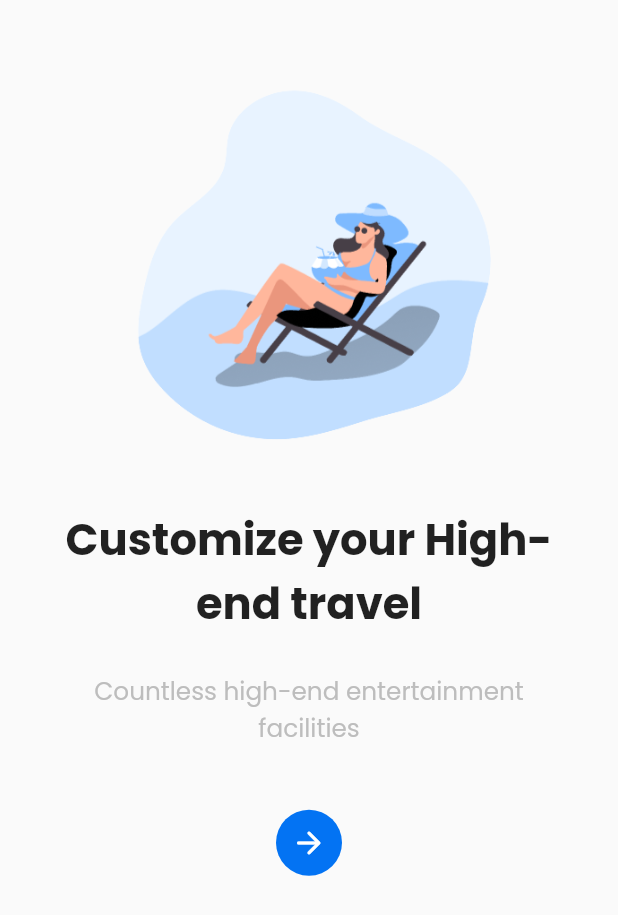
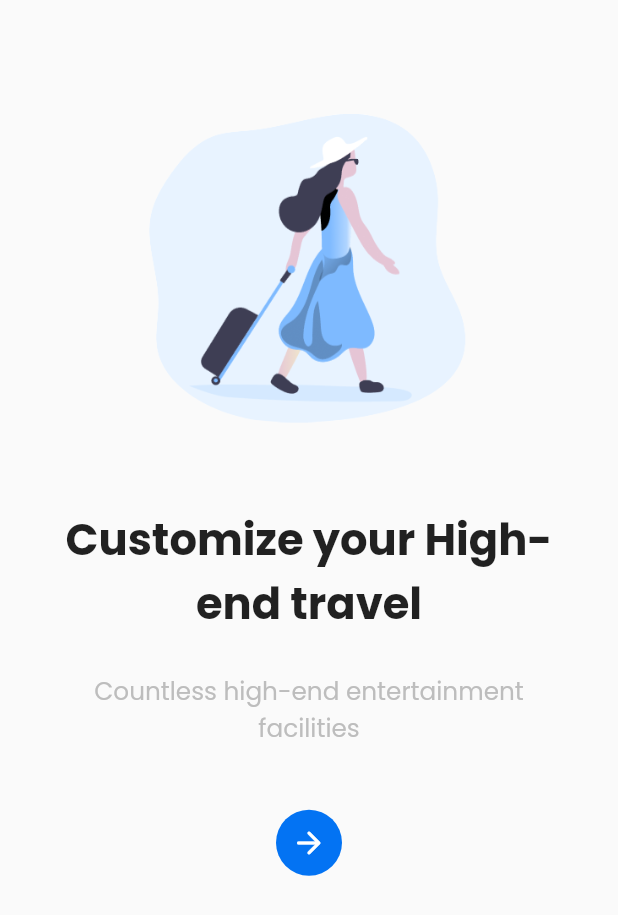
Before and after one commit to MuhammadJawad98/traveling-app-flutter, a Flutter app: the screen it shows after launch, after a tap on the "arrow forward" icon, on a phone screen of 412 x 824 dp. Shown: the top 915 px of the screen. Run offline on Flutter 3.47's test engine with Material 2 defaults, Android fonts, the phone set to English and light mode, and no system bars; our stand-ins replace flutter_rating_bar, google_fonts; network calls fail.

Commit message:
Minor Changes

```diff
--- a/lib/main.dart
+++ b/lib/main.dart
@@ -1,17 +1,24 @@
 import 'package:flutter/material.dart';
 import 'package:google_fonts/google_fonts.dart';
 import 'package:provider/provider.dart';
-import 'Views/front_page/splash_screen.dart';
+import 'package:traveling_app_flutter/providers/sign_in_provider.dart';
+import 'package:traveling_app_flutter/providers/sign_up_provider.dart';
+
 import 'providers/provider_makeplan_page.dart';
+import 'views/onboarding_page/splash_screen.dart';
 
 void main(List<String> args) {
   runApp(MultiProvider(
       providers: [
         ChangeNotifierProvider<Counter>(create: (context) => Counter()),
+        ChangeNotifierProvider<SignInProvider>(
+            create: (context) => SignInProvider()),
+        ChangeNotifierProvider<SignUpProvider>(
+            create: (context) => SignUpProvider()),
       ],
       child: MaterialApp(
         debugShowCheckedModeBanner: false,
         theme: ThemeData(textTheme: GoogleFonts.poppinsTextTheme()),
-        home: SafeArea(child: SplashScreen()),
+        home: const SafeArea(child: SplashScreen()),
       )));
 }
--- a/lib/utils/app_assets.dart
+++ b/lib/utils/app_assets.dart
@@ -28,4 +28,8 @@ class AppAssets {
   //-------------------- Bhi Usman  -----------------------------------
 
   //-------------------- Zainab Nauman  -----------------------------------
+  static String imageSplashpage1 = 'assets/images/1.png';
+  static String imagepage2 = 'assets/images/2.png';
+  static String imagepage3 = 'assets/images/3.png';
+  static String imagepage4 = 'assets/images/4.png';
 }
--- a/lib/utils/app_constants.dart
+++ /dev/null
@@ -1,17 +0,0 @@
-class AppString {
-  static String image1 = 'assets/images/1.png';
-
-  static String image2 = 'assets/images/2.png';
-  static String heading2 = "Make your own private travel plan";
-  static String description2 =
-      "Formulate your strategy to receive wonderful gift packs";
-
-  static String image3 = 'assets/images/3.png';
-  static String heading3 = "Customize your High-end travel";
-  static String description3 = "Countless high-end entertainment facilities";
-
-  static String image4 = 'assets/images/4.png';
-  static String heading4 = "High-end leisure projects to choose from";
-  static String description4 =
-      "The world's first-class modern leisure and entertainment method";
-}
--- a/lib/utils/app_strings.dart
+++ b/lib/utils/app_strings.dart
@@ -85,4 +85,15 @@ class AppString {
   static const String date2 = 'July 15';
   static const String date3 = 'July 16';
   //-------------------- Zainab Nauman  -----------------------------------
+  ///////////////////page2/////////////////////////
+  static String heading2 = "Make your own private travel plan";
+  static String description2 =
+      "Formulate your strategy to receive wonderful gift packs";
+///////////////////page3/////////////////////////
+  static String heading3 = "Customize your High-end travel";
+  static String description3 = "Countless high-end entertainment facilities";
+///////////////////page4/////////////////////////
+  static String heading4 = "High-end leisure projects to choose from";
+  static String description4 =
+      "The world's first-class modern leisure and entertainment method";
 }
--- a/lib/views/front_page/makeplan_page.dart
+++ b/lib/views/onboarding_page/makeplan_page.dart
@@ -1,9 +1,12 @@
 import 'package:flutter/material.dart';
 import 'package:provider/provider.dart';
 import 'package:traveling_app_flutter/providers/provider_makeplan_page.dart';
-import 'package:traveling_app_flutter/utils/app_constants.dart';
+import 'package:traveling_app_flutter/utils/app_assets.dart';
+import 'package:traveling_app_flutter/utils/app_strings.dart';
 import 'package:traveling_app_flutter/utils/media_query.dart';
-//import 'package:traveling_app_flutter/views/home_page/home_page.dart';
+import 'package:traveling_app_flutter/views/front_page/front_page.dart';
+import 'package:traveling_app_flutter/views/sign_in/sign_in_page_widget.dart';
+import 'package:traveling_app_flutter/views/sign_up_screen/sign_up_screen_widget.dart';
 import 'package:traveling_app_flutter/widgets/custom_rounded_button.dart';
 import 'package:traveling_app_flutter/widgets/custom_image.dart';
 
@@ -30,10 +33,10 @@ class _MakePlanState extends State<MakePlan> {
                       child: Column(children: [
                         CustomImage(
                             img: counter.count == 1
-                                ? AppString.image2
+                                ? AppAssets.imagepage2
                                 : counter.count == 2
-                                    ? AppString.image3
-                                    : AppString.image4,
+                                    ? AppAssets.imagepage2
+                                    : AppAssets.imagepage2,
                             height: width * 0.67,
                             width: width * 0.67),
                         SizedBox(height: width * 0.05),
@@ -68,12 +71,13 @@ class _MakePlanState extends State<MakePlan> {
                               if (counter.count < 3) {
                                 counter.increment();
                               } else {
-                                // Navigator.push(
-                                //   context,
-                                //   MaterialPageRoute(
-                                //       builder: (context) =>
-                                //           const homePageScreenWidget()),
-                                // );
+                                print(counter.count);
+                                Navigator.push(
+                                  context,
+                                  MaterialPageRoute(
+                                      builder: (context) =>
+                                          SignUpScreenWidget()),
+                                );
                               }
                               setState(() {});
                             }),
--- a/lib/views/front_page/splash_screen.dart
+++ b/lib/views/onboarding_page/splash_screen.dart
@@ -1,8 +1,9 @@
 import 'dart:async';
 
 import 'package:flutter/material.dart';
-import 'package:traveling_app_flutter/utils/app_constants.dart';
-import 'package:traveling_app_flutter/views/front_page/makeplan_page.dart';
+import 'package:traveling_app_flutter/utils/app_assets.dart';
+
+import 'makeplan_page.dart';
 
 class SplashScreen extends StatefulWidget {
   const SplashScreen({super.key});
@@ -25,6 +26,6 @@ class _SplashScreen extends State<SplashScreen> {
   Widget build(BuildContext context) {
     return Scaffold(
         backgroundColor: Colors.blue,
-        body: Center(child: Image.asset(AppString.image1)));
+        body: Center(child: Image.asset(AppAssets.imageSplashpage1)));
   }
 }
--- a/lib/views/sign_in/sign_in_page_widget.dart
+++ b/lib/views/sign_in/sign_in_page_widget.dart
@@ -3,7 +3,7 @@ import 'dart:math';
 import 'package:flutter/material.dart';
 import 'package:provider/provider.dart';
 import 'package:traveling_app_flutter/providers/sign_in_provider.dart';
-import 'package:traveling_app_flutter/utils/helper_function.dart';
+
 import '../../utils/app_assets.dart';
 import '../../utils/app_colors.dart';
 import '../../utils/app_strings.dart';
--- a/lib/views/transportation_arrangement_page/transportationScreen.dart
+++ b/lib/views/transportation_arrangement_page/transportationScreen.dart
@@ -94,7 +94,7 @@ class _TransportationArrangementScreenState
                 SizedBox(
                   height: GetScreenSize.getScreenHeight(context) * 0.15,
                   width: double.maxFinite,
-                  child: const Column(
+                  child: Column(
                     mainAxisAlignment: MainAxisAlignment.spaceAround,
                     children: [
                       PriceTile(
--- a/lib/views/travel_arrangement/travel_arrangement_screen.dart
+++ b/lib/views/travel_arrangement/travel_arrangement_screen.dart
@@ -34,7 +34,7 @@ class _TravelArrangementScreenState extends State<TravelArrangementScreen> {
             AppString.addIti,
             style: TextStyle(color: Colors.black),
           ),
-          bottom: const TabBar(
+          bottom: TabBar(
             indicatorColor: Colors.blue,
             indicatorWeight: 3,
             // indicatorPadding: EdgeInsets.only(top: 10),
```
